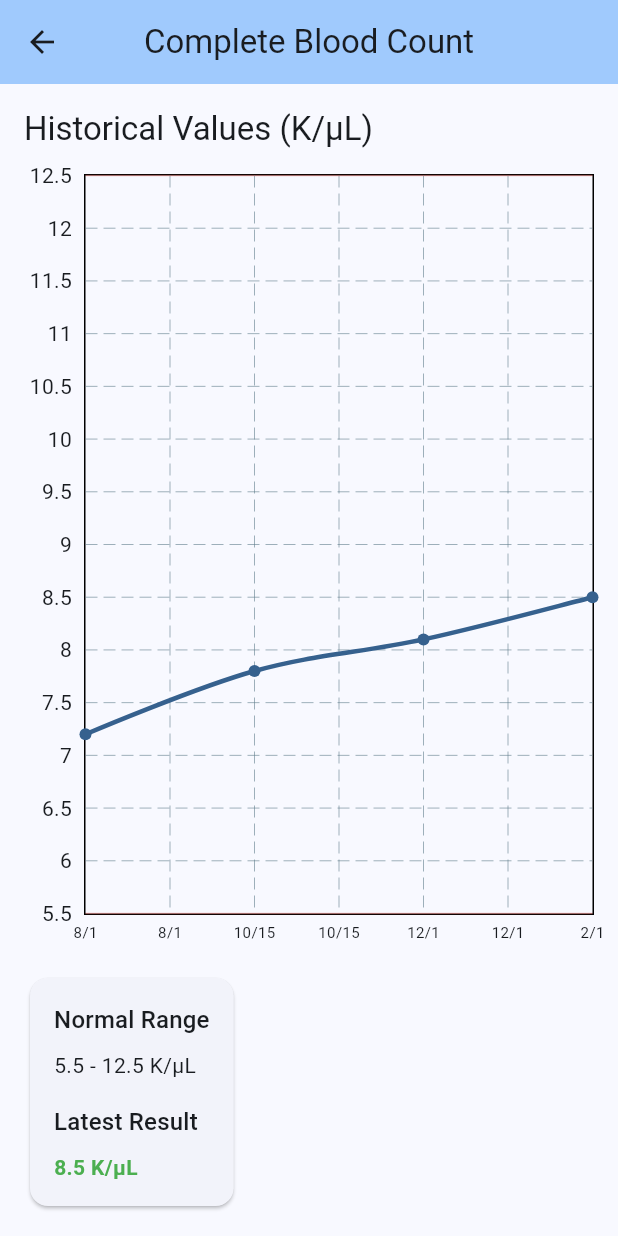
After one commit to Tonylib/pet_records, a Flutter app: the TestResultsPage screen opened directly, after a tap on "Max", after a tap on the "show chart" icon, on a phone screen of 412 x 824 dp. The commit adds this screen. Run offline on Flutter 3.47's test engine with Material 3 defaults, Android fonts, the phone set to English and light mode, and no system bars; drawn by our look-alikes of fl_chart; our stand-ins replace get.

Commit message:
Add historical test data with graphs

```diff
--- a/lib/features/home/data/repositories/pet_records_repository.dart
+++ b/lib/features/home/data/repositories/pet_records_repository.dart
@@ -41,6 +41,11 @@ class PetRecordsRepository {
       maxRange: 12.5,
       date: DateTime(2024, 2, 1),
       veterinarian: 'Dr. Smith',
+      historicalValues: [
+        HistoricalValue(date: DateTime(2023, 8, 1), value: 7.2),
+        HistoricalValue(date: DateTime(2023, 10, 15), value: 7.8),
+        HistoricalValue(date: DateTime(2023, 12, 1), value: 8.1),
+      ],
     ),
     TestResult(
       id: 'test2',
@@ -53,6 +58,11 @@ class PetRecordsRepository {
       maxRange: 4.0,
       date: DateTime(2024, 1, 15),
       veterinarian: 'Dr. Johnson',
+      historicalValues: [
+        HistoricalValue(date: DateTime(2023, 7, 15), value: 2.5),
+        HistoricalValue(date: DateTime(2023, 9, 15), value: 3.2),
+        HistoricalValue(date: DateTime(2023, 11, 15), value: 4.1),
+      ],
     ),
     // Cat test results
     TestResult(
@@ -66,6 +76,11 @@ class PetRecordsRepository {
       maxRange: 2.4,
       date: DateTime(2024, 1, 20),
       veterinarian: 'Dr. Wilson',
+      historicalValues: [
+        HistoricalValue(date: DateTime(2023, 7, 20), value: 1.4),
+        HistoricalValue(date: DateTime(2023, 9, 20), value: 1.3),
+        HistoricalValue(date: DateTime(2023, 11, 20), value: 1.2),
+      ],
     ),
     TestResult(
       id: 'test4',
--- a/lib/features/home/domain/models/test_result.dart
+++ b/lib/features/home/domain/models/test_result.dart
@@ -9,6 +9,7 @@ class TestResult {
   final double maxRange;
   final DateTime date;
   final String veterinarian;
+  final List<HistoricalValue> historicalValues;
 
   const TestResult({
     required this.id,
@@ -21,9 +22,11 @@ class TestResult {
     required this.maxRange,
     required this.date,
     required this.veterinarian,
+    this.historicalValues = const [],
   });
 
   bool get isNormal => value >= minRange && value <= maxRange;
+  bool get hasHistoricalData => historicalValues.isNotEmpty;
 
   @override
   String toString() =>
@@ -59,3 +62,13 @@ class TestResult {
         veterinarian,
       );
 }
+
+class HistoricalValue {
+  final DateTime date;
+  final double value;
+
+  const HistoricalValue({
+    required this.date,
+    required this.value,
+  });
+}
--- /dev/null
+++ b/lib/features/home/presentation/pages/test_graph_page.dart
@@ -0,0 +1,147 @@
+import 'package:flutter/material.dart';
+import 'package:fl_chart/fl_chart.dart';
+import '../../domain/models/test_result.dart';
+
+class TestGraphPage extends StatelessWidget {
+  final TestResult testResult;
+
+  const TestGraphPage({
+    super.key,
+    required this.testResult,
+  });
+
+  @override
+  Widget build(BuildContext context) {
+    final allValues = [
+      ...testResult.historicalValues,
+      HistoricalValue(date: testResult.date, value: testResult.value),
+    ]..sort((a, b) => a.date.compareTo(b.date));
+
+    return Scaffold(
+      appBar: AppBar(
+        title: Text(testResult.testName),
+        centerTitle: true,
+        backgroundColor: Theme.of(context).colorScheme.inversePrimary,
+      ),
+      body: Padding(
+        padding: const EdgeInsets.all(16.0),
+        child: Column(
+          crossAxisAlignment: CrossAxisAlignment.start,
+          children: [
+            Text(
+              'Historical Values (${testResult.unit})',
+              style: Theme.of(context).textTheme.titleLarge,
+            ),
+            const SizedBox(height: 16),
+            Expanded(
+              child: LineChart(
+                LineChartData(
+                  gridData: const FlGridData(show: true),
+                  titlesData: FlTitlesData(
+                    bottomTitles: AxisTitles(
+                      sideTitles: SideTitles(
+                        showTitles: true,
+                        getTitlesWidget: (value, meta) {
+                          if (value.toInt() >= 0 &&
+                              value.toInt() < allValues.length) {
+                            return Padding(
+                              padding: const EdgeInsets.all(4.0),
+                              child: Text(
+                                '${allValues[value.toInt()].date.month}/${allValues[value.toInt()].date.day}',
+                                style: const TextStyle(fontSize: 10),
+                              ),
+                            );
+                          }
+                          return const SizedBox();
+                        },
+                      ),
+                    ),
+                    leftTitles: AxisTitles(
+                      sideTitles: SideTitles(
+                        showTitles: true,
+                        reservedSize: 40,
+                      ),
+                    ),
+                    topTitles: const AxisTitles(
+                      sideTitles: SideTitles(showTitles: false),
+                    ),
+                    rightTitles: const AxisTitles(
+                      sideTitles: SideTitles(showTitles: false),
+                    ),
+                  ),
+                  borderData: FlBorderData(show: true),
+                  lineBarsData: [
+                    LineChartBarData(
+                      spots: List.generate(
+                        allValues.length,
+                        (index) =>
+                            FlSpot(index.toDouble(), allValues[index].value),
+                      ),
+                      isCurved: true,
+                      color: Theme.of(context).colorScheme.primary,
+                      barWidth: 3,
+                      dotData: const FlDotData(show: true),
+                    ),
+                    // Reference lines for normal range
+                    LineChartBarData(
+                      spots: List.generate(
+                        allValues.length,
+                        (index) =>
+                            FlSpot(index.toDouble(), testResult.maxRange),
+                      ),
+                      color: Colors.red.withOpacity(0.3),
+                      barWidth: 1,
+                      dotData: const FlDotData(show: false),
+                    ),
+                    LineChartBarData(
+                      spots: List.generate(
+                        allValues.length,
+                        (index) =>
+                            FlSpot(index.toDouble(), testResult.minRange),
+                      ),
+                      color: Colors.red.withOpacity(0.3),
+                      barWidth: 1,
+                      dotData: const FlDotData(show: false),
+                    ),
+                  ],
+                ),
+              ),
+            ),
+            const SizedBox(height: 16),
+            Card(
+              child: Padding(
+                padding: const EdgeInsets.all(16.0),
+                child: Column(
+                  crossAxisAlignment: CrossAxisAlignment.start,
+                  children: [
+                    Text(
+                      'Normal Range',
+                      style: Theme.of(context).textTheme.titleMedium,
+                    ),
+                    const SizedBox(height: 8),
+                    Text(
+                        '${testResult.minRange} - ${testResult.maxRange} ${testResult.unit}'),
+                    const SizedBox(height: 16),
+                    Text(
+                      'Latest Result',
+                      style: Theme.of(context).textTheme.titleMedium,
+                    ),
+                    const SizedBox(height: 8),
+                    Text(
+                      '${testResult.value} ${testResult.unit}',
+                      style: TextStyle(
+                        color:
+                            testResult.isNormal ? Colors.green : Colors.orange,
+                        fontWeight: FontWeight.bold,
+                      ),
+                    ),
+                  ],
+                ),
+              ),
+            ),
+          ],
+        ),
+      ),
+    );
+  }
+}
--- a/lib/features/home/presentation/pages/test_results_page.dart
+++ b/lib/features/home/presentation/pages/test_results_page.dart
@@ -2,6 +2,7 @@ import 'package:flutter/material.dart';
 import 'package:get/get.dart';
 import '../../data/repositories/pet_records_repository.dart';
 import '../../domain/models/pet.dart';
+import 'test_graph_page.dart';
 
 class TestResultsPage extends StatelessWidget {
   final repository = PetRecordsRepository();
@@ -43,9 +44,28 @@ class TestResultsPage extends StatelessWidget {
                         subtitle: Text(
                           '${test.result} • ${test.value} ${test.unit}',
                         ),
-                        trailing: Icon(
-                          test.isNormal ? Icons.check_circle : Icons.warning,
-                          color: test.isNormal ? Colors.green : Colors.orange,
+                        trailing: Row(
+                          mainAxisSize: MainAxisSize.min,
+                          children: [
+                            if (test.hasHistoricalData) ...[
+                              IconButton(
+                                icon: const Icon(Icons.show_chart),
+                                onPressed: () => Get.to(
+                                  () => TestGraphPage(testResult: test),
+                                  transition: Transition.zoom,
+                                ),
+                                tooltip: 'View Historical Data',
+                              ),
+                              const SizedBox(width: 8),
+                            ],
+                            Icon(
+                              test.isNormal
+                                  ? Icons.check_circle
+                                  : Icons.warning,
+                              color:
+                                  test.isNormal ? Colors.green : Colors.orange,
+                            ),
+                          ],
                         ),
                       ))
                   .toList(),
--- a/pubspec.yaml
+++ b/pubspec.yaml
@@ -31,6 +31,7 @@ dependencies:
   flutter:
     sdk: flutter
   get: ^4.6.6
+  fl_chart: ^0.66.0
 
   # The following adds the Cupertino Icons font to your application.
   # Use with the CupertinoIcons class for iOS style icons.
```
Also changed, not shown: pubspec.lock.
